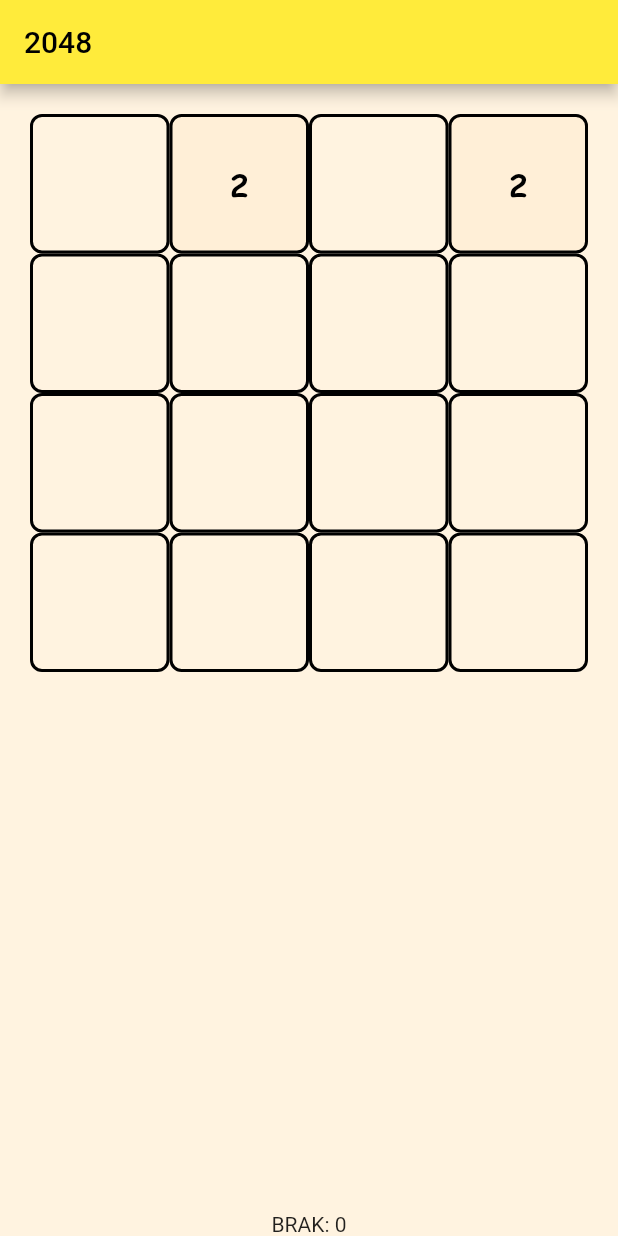
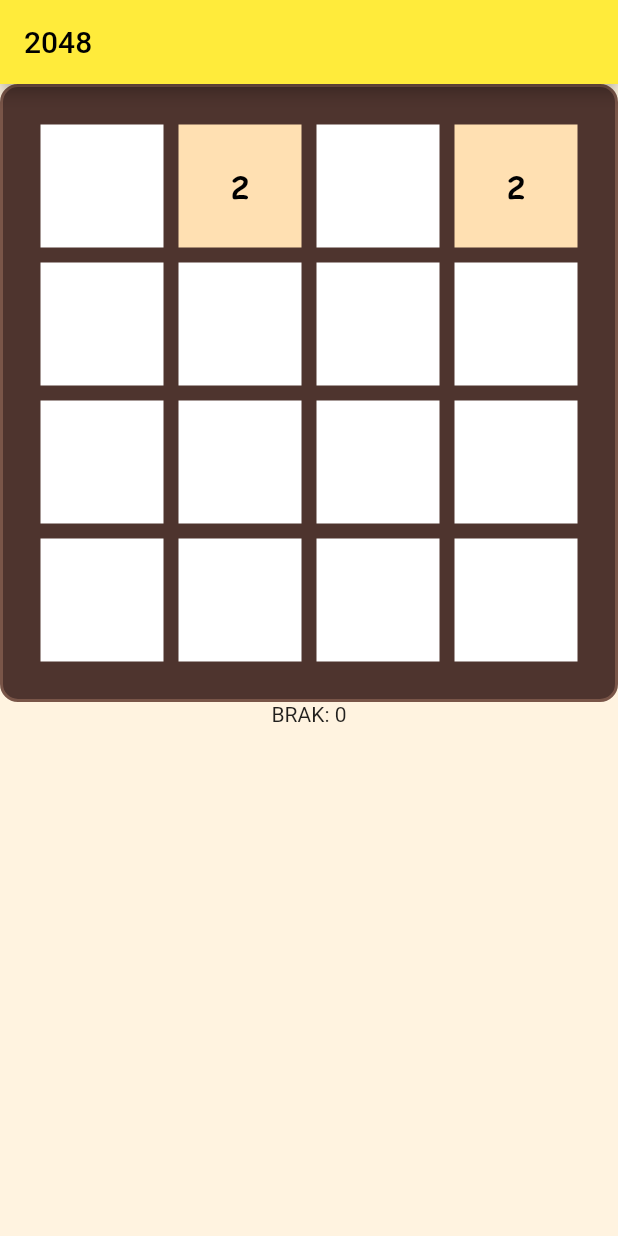
Before and after one commit to Io-Maciek/flutter_test, a Flutter app: the screen it shows after launch, on a phone screen of 412 x 824 dp. Run offline on Flutter 3.47's test engine with Material 2 defaults, Android fonts, the phone set to English and light mode, and no system bars; our stand-ins replace shared_preferences.

Commit message:
4.5 lepsze kolorki

```diff
--- a/lib/MainGrid.dart
+++ b/lib/MainGrid.dart
@@ -70,7 +70,29 @@ class MainGridState extends State<MainGrid> {
   Widget build(BuildContext context) {
     var grid = OrientationBuilder(builder: (context, orientation) {
       _komorkiObrot(orientation);
-      var grid = Expanded(
+      var grid =LayoutBuilder(builder: (context, C){
+        double szer = 0;
+        double wys = 0;
+
+        if(orientation == Orientation.portrait){
+          szer = C.maxWidth;
+          wys = C.maxWidth;
+        }else{
+          szer = C.maxHeight;
+          wys = C.maxHeight;
+        }
+
+        return Container(
+          decoration: BoxDecoration(
+              color: Colors.brown.shade800,
+              borderRadius: BorderRadius.circular(12.0),
+              border: Border.all(
+                color: Colors.brown,
+                width: 2.0,
+              ),
+
+          ),
+            height:szer,width: wys,
         child: GridView.count(
             physics: const NeverScrollableScrollPhysics(),
         scrollDirection: orientation == Orientation.landscape
@@ -82,11 +104,12 @@ class MainGridState extends State<MainGrid> {
         crossAxisSpacing: 0.0,
         crossAxisCount: sudokuSize,
         children: _komorki.expand((element) => element).toList()));
+      });
 
-      var text = Text(
+      var text = Expanded(child:  Text(
         '${temp}: $idRuchu',
         textAlign: TextAlign.center,
-      ); //
+      )); //
 
       if (orientation == Orientation.portrait) {
         return Column(children: [
--- a/lib/SudokuPole.dart
+++ b/lib/SudokuPole.dart
@@ -49,15 +49,34 @@ class SudokuPoleDynamic extends State<SudokuPole> {
 
   @override
   Widget build(BuildContext context) {
-    return Stack(alignment: Alignment.center, children: [
+
+
+    var bgColor = Colors.white;
+
+    switch(widget.level){
+      case 1:
+        bgColor = Colors.orange.shade100;
+        break;
+      case 2:
+        bgColor = Colors.orange.shade400;
+        break;
+      case 3:
+        bgColor = Colors.orange.shade800;
+        break;
+      case 4:
+        bgColor = Colors.lightBlueAccent.shade200;
+        break;
+      case 5:
+        bgColor = Colors.lightBlueAccent.shade400;
+        break;
+    }
+
+    return Container(padding: const EdgeInsets.all(5),
+        child: Stack(alignment: Alignment.center, children: [
       Container(
-        decoration: BoxDecoration(
-            color: Colors.orange[200]?.withOpacity(widget.level/11.0),
-            borderRadius: BorderRadius.circular(8.0),
-            border: Border.all(
-              color: Colors.black,
-              width: 2.0,
-            )),
+        color : bgColor,
+
+
       ),
       Text(widget.value,
           textAlign: TextAlign.center,
@@ -66,6 +85,6 @@ class SudokuPoleDynamic extends State<SudokuPole> {
               fontSize: 21,
               fontWeight: FontWeight.bold,
               fontFamily: "ComicSans")),
-    ]);
+    ]));
   }
 }
```
Lines whose indentation alone changed are shown as unchanged.
